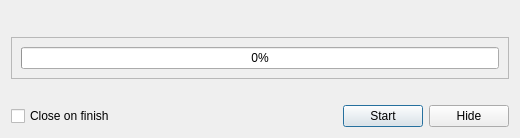
Above: eiskaltdcpp-qt/ui/UIHashProgressDialog.ui from eiskaltdcpp/eiskaltdcpp before the change. Below: the same form after it.
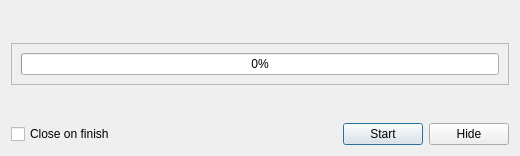
That is the form after the change.

```diff
--- a/eiskaltdcpp-qt/ui/UIHashProgressDialog.ui
+++ b/eiskaltdcpp-qt/ui/UIHashProgressDialog.ui
@@ -10,7 +10,7 @@
     <x>0</x>
     <y>0</y>
     <width>520</width>
-    <height>128</height>
+    <height>156</height>
    </rect>
   </property>
   <property name="contextMenuPolicy">
```
